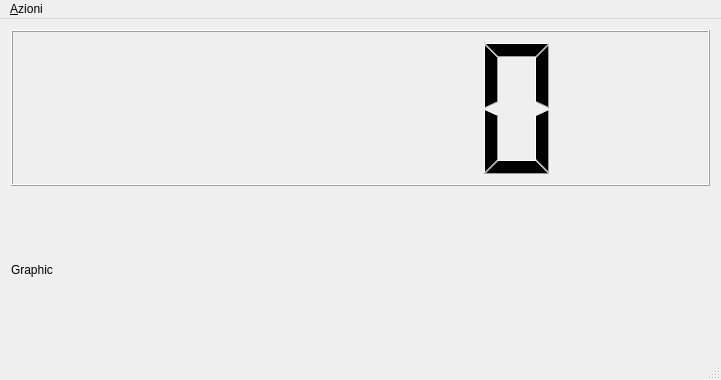
Above: Application/src/gui/MainWindow.ui from domi4484/poolcontroller before the change. Below: the same form after it.
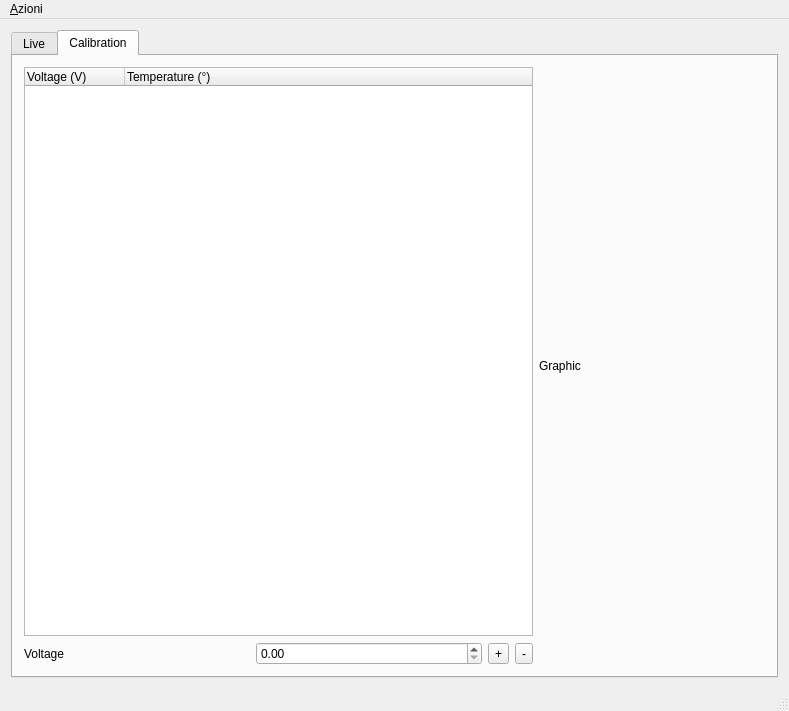
That is the form after the change.

The edit to the form file:
```diff
--- a/Application/src/gui/MainWindow.ui
+++ b/Application/src/gui/MainWindow.ui
@@ -6,8 +6,8 @@
    <rect>
     <x>0</x>
     <y>0</y>
-    <width>721</width>
-    <height>380</height>
+    <width>789</width>
+    <height>711</height>
    </rect>
   </property>
   <property name="windowTitle">
@@ -16,13 +16,99 @@
   <widget class="QWidget" name="centralWidget">
    <layout class="QGridLayout" name="gridLayout">
     <item row="0" column="0">
-     <widget class="QLCDNumber" name="lcdNumber"/>
-    </item>
-    <item row="1" column="0">
-     <widget class="QLabel" name="m_QLabel_Graphic">
-      <property name="text">
-       <string>Graphic</string>
+     <widget class="QTabWidget" name="tabWidget">
+      <property name="currentIndex">
+       <number>1</number>
       </property>
+      <widget class="QWidget" name="tab">
+       <attribute name="title">
+        <string>Live</string>
+       </attribute>
+       <layout class="QGridLayout" name="gridLayout_2">
+        <item row="0" column="0">
+         <widget class="QLCDNumber" name="lcdNumber">
+          <property name="maximumSize">
+           <size>
+            <width>16777215</width>
+            <height>43</height>
+           </size>
+          </property>
+         </widget>
+        </item>
+        <item row="0" column="1">
+         <spacer name="horizontalSpacer">
+          <property name="orientation">
+           <enum>Qt::Horizontal</enum>
+          </property>
+          <property name="sizeHint" stdset="0">
+           <size>
+            <width>40</width>
+            <height>20</height>
+           </size>
+          </property>
+         </spacer>
+        </item>
+        <item row="1" column="0" colspan="2">
+         <widget class="QLabel" name="m_QLabel_GraphicLive">
+          <property name="text">
+           <string>Graphic</string>
+          </property>
+         </widget>
+        </item>
+       </layout>
+      </widget>
+      <widget class="QWidget" name="tab_2">
+       <attribute name="title">
+        <string>Calibration</string>
+       </attribute>
+       <layout class="QGridLayout" name="gridLayout_3">
+        <item row="1" column="1">
+         <widget class="QDoubleSpinBox" name="m_QDoubleSpinBox_CalibrationPointTemperature"/>
+        </item>
+        <item row="1" column="0">
+         <widget class="QLabel" name="m_QLabel_CalibrationPointVoltage">
+          <property name="text">
+           <string>Voltage</string>
+          </property>
+         </widget>
+        </item>
+        <item row="0" column="4" rowspan="2">
+         <widget class="QLabel" name="m_QLabel_GraphicCaracteristic">
+          <property name="text">
+           <string>Graphic</string>
+          </property>
+         </widget>
+        </item>
+        <item row="1" column="2">
+         <widget class="QToolButton" name="m_QToolButton_CalibrationPointAdd">
+          <property name="text">
+           <string>+</string>
+          </property>
+         </widget>
+        </item>
+        <item row="1" column="3">
+         <widget class="QToolButton" name="m_QToolButton_CalibrationPointRemove">
+          <property name="text">
+           <string>-</string>
+          </property>
+         </widget>
+        </item>
+        <item row="0" column="0" colspan="4">
+         <widget class="QTreeWidget" name="treeWidget">
+          <column>
+           <property name="text">
+            <string>Voltage (V)</string>
+           </property>
+          </column>
+          <column>
+           <property name="text">
+            <string>Temperature (°)</string>
+           </property>
+          </column>
+         </widget>
+        </item>
+       </layout>
+      </widget>
      </widget>
     </item>
    </layout>
@@ -32,7 +118,7 @@
     <rect>
      <x>0</x>
      <y>0</y>
-     <width>721</width>
+     <width>789</width>
      <height>25</height>
     </rect>
    </property>
```
